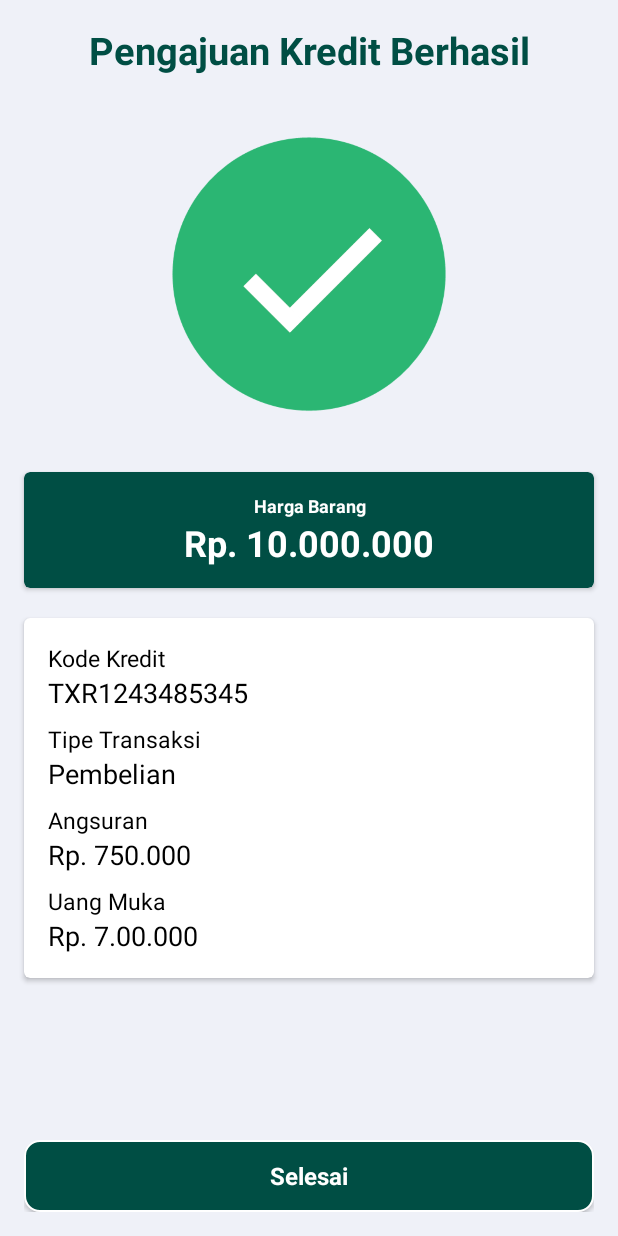
After one commit to firzagustama/miniproject, an Android app: the layout pembayaran_kredit_sukses.xml on its own in the app's theme, with its tools: preview values and no code run, on a phone screen of 412 x 824 dp. The commit adds this screen. Run offline under Robolectric (Android 15) with nearby library versions, the phone set to English and light mode, and no system bars.

Commit message:
Update rincian pengajuan kredit

```diff
--- /dev/null
+++ b/app/src/main/res/layout/pembayaran_kredit_sukses.xml
@@ -0,0 +1,168 @@
+<?xml version="1.0" encoding="utf-8"?>
+<LinearLayout xmlns:android="http://schemas.android.com/apk/res/android"
+    xmlns:tools="http://schemas.android.com/tools"
+    xmlns:app="http://schemas.android.com/apk/res-auto"
+    android:orientation="vertical"
+    android:layout_width="match_parent"
+    android:layout_height="match_parent"
+    android:background="@color/abuGade">
+
+    <TextView
+        android:layout_width="match_parent"
+        android:layout_height="wrap_content"
+        android:text="Pengajuan Kredit Berhasil"
+        android:textSize="25sp"
+        android:textAlignment="center"
+        android:textColor="@color/hijauGade"
+        android:textStyle="bold"
+        android:padding="16dp"/>
+
+    <ImageView
+        android:id="@+id/img_success"
+        android:layout_width="200dp"
+        android:layout_height="200dp"
+        android:background="@drawable/ceklist"
+        android:layout_gravity="center_horizontal"
+        android:layout_margin="16dp"
+        />
+
+    <android.support.v7.widget.CardView
+        android:layout_width="match_parent"
+        android:layout_height="wrap_content"
+        android:layout_margin="16dp"
+        app:cardCornerRadius="4dp"
+        app:cardBackgroundColor="@color/hijauGade">
+
+        <LinearLayout
+            android:orientation="vertical"
+            android:layout_width="match_parent"
+            android:layout_height="wrap_content"
+            android:padding="14dp">
+
+            <TextView
+                android:layout_height="wrap_content"
+                tools:text="Harga Barang"
+                android:textColor="@android:color/white"
+                android:textSize="12sp"
+                android:textStyle="bold"
+                android:textAlignment="center"
+                android:layout_width="match_parent"
+                />
+
+            <TextView
+                android:id="@+id/harga_barang"
+                android:layout_height="wrap_content"
+                tools:text="Rp. 10.000.000"
+                android:textColor="@android:color/white"
+                android:textSize="24sp"
+                android:textStyle="bold"
+                android:textAlignment="center"
+                android:layout_width="match_parent"
+                />
+
+        </LinearLayout>
+    </android.support.v7.widget.CardView>
+
+    <android.support.v7.widget.CardView
+        android:layout_width="match_parent"
+        android:layout_height="wrap_content"
+        android:layout_marginHorizontal="16dp"
+        android:layout_marginVertical="4dp"
+        app:cardCornerRadius="4dp"
+        app:cardBackgroundColor="@android:color/white">
+
+        <LinearLayout
+            android:layout_width="match_parent"
+            android:layout_height="wrap_content"
+            android:orientation="vertical"
+            android:padding="16dp">
+
+            <TextView
+                android:text="Kode Kredit"
+                android:layout_height="wrap_content"
+                android:textColor="@android:color/black"
+                android:textSize="15sp"
+                android:layout_width="wrap_content"
+                />
+
+            <TextView
+                android:id="@+id/kode_kredit"
+                android:layout_height="wrap_content"
+                tools:text="TXR1243485345"
+                android:textColor="@android:color/black"
+                android:textSize="18sp"
+                android:layout_width="wrap_content"
+                android:layout_marginBottom="8dp"
+                />
+
+            <TextView
+                android:text="Tipe Transaksi"
+                android:layout_height="wrap_content"
+                android:textColor="@android:color/black"
+                android:textSize="15sp"
+                android:layout_width="wrap_content"
+                />
+
+            <TextView
+                android:id="@+id/tipe_transaksi"
+                android:layout_height="wrap_content"
+                tools:text="Pembelian"
+                android:textColor="@android:color/black"
+                android:textSize="18sp"
+                android:layout_width="wrap_content"
+                android:layout_marginBottom="8dp"
+                />
+
+            <TextView
+                android:text="Angsuran"
+                android:layout_height="wrap_content"
+                android:textColor="@android:color/black"
+                android:textSize="15sp"
+                android:layout_width="wrap_content"
+                />
+
+            <TextView
+                android:id="@+id/angsuran"
+                android:layout_height="wrap_content"
+                tools:text="Rp. 750.000"
+                android:textColor="@android:color/black"
+                android:textSize="18dp"
+                android:layout_width="wrap_content"
+                android:layout_marginBottom="8dp"
+                />
+
+            <TextView
+                android:text="Uang Muka"
+                android:layout_height="wrap_content"
+                android:textColor="@android:color/black"
+                android:textSize="15sp"
+                android:layout_width="wrap_content"
+                />
+
+            <TextView
+                android:id="@+id/uang_muka"
+                android:layout_height="wrap_content"
+                tools:text="Rp. 7.00.000"
+                android:textColor="@android:color/black"
+                android:textSize="18sp"
+                android:layout_width="wrap_content"
+                />
+        </LinearLayout>
+    </android.support.v7.widget.CardView>
+    <RelativeLayout
+        android:layout_width="match_parent"
+        android:layout_height="wrap_content"
+        android:padding="16dp">
+
+        <Button
+            android:id="@+id/btnSelesai"
+            android:layout_width="match_parent"
+            android:layout_height="wrap_content"
+            android:layout_alignParentBottom="true"
+            android:background="@drawable/corner_border_gade"
+            android:text="Selesai"
+            android:textStyle="bold"
+            android:textAlignment="center"
+            android:textColor="@android:color/white" />
+    </RelativeLayout>
+</LinearLayout>
--- a/app/src/main/res/layout/pembayaran_transaksi_awal.xml
+++ b/app/src/main/res/layout/pembayaran_transaksi_awal.xml
@@ -105,7 +105,7 @@
                 android:layout_height="wrap_content"
                 android:layout_gravity="center|bottom"
                 android:background="@color/hijauGade"
-                android:text="Bayar"
+                android:text="Pengajuan Kredit"
                 android:textAlignment="center"
                 android:textColor="@android:color/white"
                 android:layout_margin="16dp"/>
```
Also changed, not shown: app/src/main/res/layout/proses_pengajuan_kredit.xml (renamed from app/src/main/res/layout/success_payment.xml, +3 -15 lines), app/src/main/res/layout/rincian_pengajuan_kredit.xml (added, +225 -0 lines).
